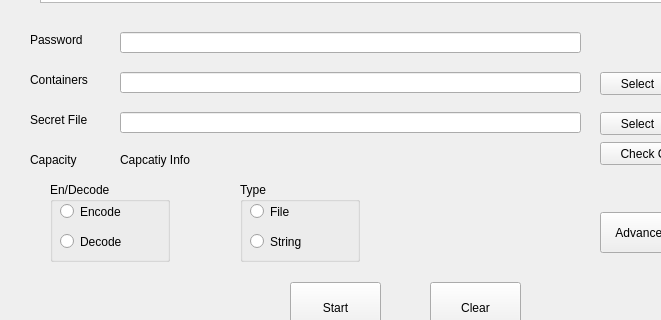
Qt form mainwindow.ui (pingwcy/HideSlothQt) before a commit; both pictures show x 0 to 661 and y 127 to 447 of the 898 by 600 pixel window.
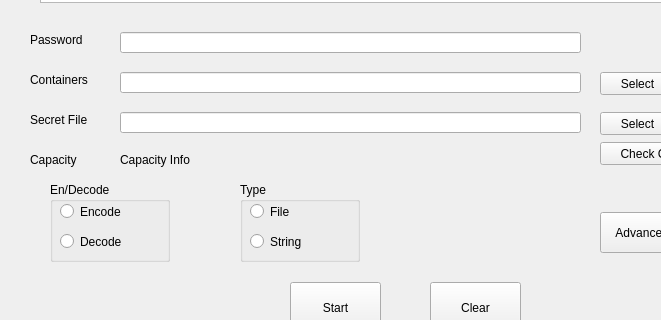
The same form after that commit. Icons and pictures are not drawn.

Commit message: Improve Robust; Add capacity info for jpeg

```diff
--- a/mainwindow.ui
+++ b/mainwindow.ui
@@ -142,7 +142,7 @@
      </rect>
     </property>
     <property name="text">
-     <string>Capcatiy Info</string>
+     <string>Capacity Info</string>
     </property>
    </widget>
    <widget class="QPushButton" name="Check_Button">
```
The commit also changes 5 other files.
